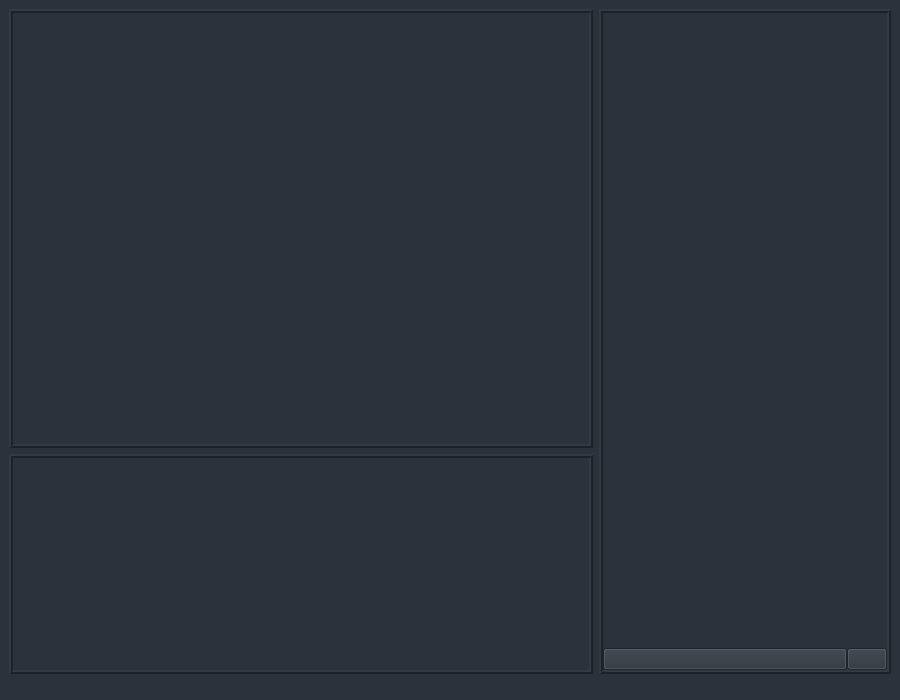
rvan-der/Learn2slither, file l2sMainWindow.ui: the form before one commit.
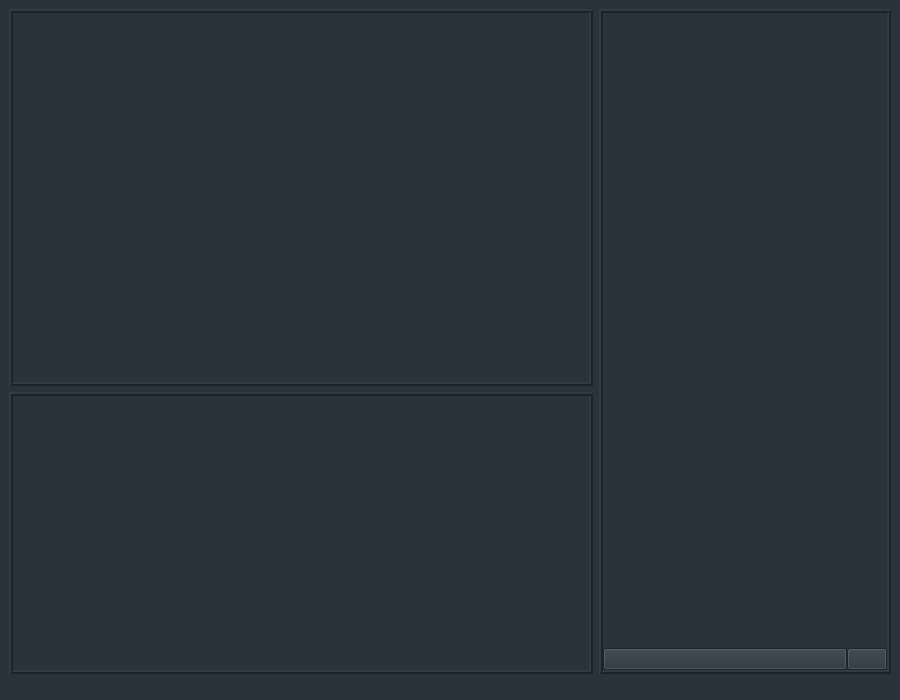
The form after the commit. Icons and pictures are not drawn.

The edit to the form file:
```diff
--- a/l2sMainWindow.ui
+++ b/l2sMainWindow.ui
@@ -114,7 +114,7 @@
          <property name="sizePolicy">
           <sizepolicy hsizetype="Preferred" vsizetype="Preferred">
            <horstretch>0</horstretch>
-           <verstretch>2</verstretch>
+           <verstretch>3</verstretch>
           </sizepolicy>
          </property>
          <property name="frameShape">
```
